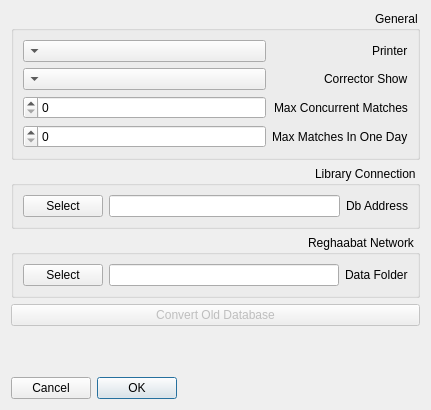
nournia/ketabkhaane, file Client/reghaabat/optionsform.ui: the form before one commit.
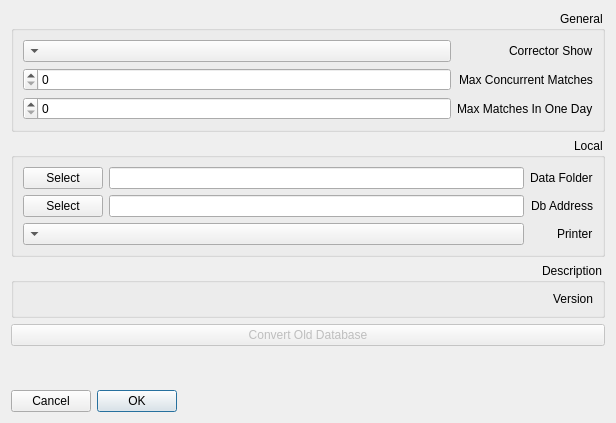
The form after the commit. Icons and pictures are not drawn.

Commit message: show application version in options

```diff
--- a/Client/reghaabat/optionsform.ui
+++ b/Client/reghaabat/optionsform.ui
@@ -6,8 +6,8 @@
    <rect>
     <x>0</x>
     <y>0</y>
-    <width>431</width>
-    <height>410</height>
+    <width>616</width>
+    <height>423</height>
    </rect>
   </property>
   <property name="layoutDirection">
@@ -24,33 +24,30 @@
        <set>Qt::AlignLeading|Qt::AlignLeft|Qt::AlignVCenter</set>
       </property>
       <item row="0" column="0">
-       <widget class="QLabel" name="label_2">
-        <property name="text">
-         <string>Printer</string>
-        </property>
-       </widget>
-      </item>
-      <item row="0" column="1">
-       <widget class="QComboBox" name="cPrinters"/>
-      </item>
-      <item row="1" column="0">
        <widget class="QLabel" name="label_4">
         <property name="text">
          <string>Corrector Show</string>
         </property>
        </widget>
       </item>
-      <item row="1" column="1">
+      <item row="0" column="1">
        <widget class="QComboBox" name="cCorrectorIdentifier"/>
       </item>
-      <item row="2" column="0">
+      <item row="1" column="0">
        <widget class="QLabel" name="label_5">
         <property name="text">
          <string>Max Concurrent Matches</string>
         </property>
        </widget>
       </item>
-      <item row="3" column="0">
+      <item row="1" column="1">
+       <widget class="QSpinBox" name="sMaxConcurrentMatches">
+        <property name="maximum">
+         <number>10</number>
+        </property>
+       </widget>
+      </item>
+      <item row="2" column="0">
        <widget class="QLabel" name="label_6">
         <property name="text">
          <string>Max Matches In One Day</string>
@@ -58,13 +55,6 @@
        </widget>
       </item>
       <item row="2" column="1">
-       <widget class="QSpinBox" name="sMaxConcurrentMatches">
-        <property name="maximum">
-         <number>10</number>
-        </property>
-       </widget>
-      </item>
-      <item row="3" column="1">
        <widget class="QSpinBox" name="sMaxMatchesInOneDay">
         <property name="maximum">
          <number>10</number>
@@ -74,52 +64,98 @@
      </layout>
     </widget>
    </item>
-   <item>
-    <widget class="QGroupBox" name="groupBox_2">
-     <property name="title">
-      <string>Library Connection</string>
-     </property>
-     <layout class="QHBoxLayout" name="horizontalLayout">
-      <item>
-       <widget class="QLabel" name="label">
-        <property name="text">
-         <string>Db Address</string>
-        </property>
-       </widget>
-      </item>
-      <item>
-       <widget class="QLineEdit" name="eLibraryAddress"/>
-      </item>
-      <item>
-       <widget class="QPushButton" name="bSelectLibraryDb">
-        <property name="text">
-         <string>Select</string>
-        </property>
-       </widget>
-      </item>
-     </layout>
-    </widget>
-   </item>
    <item>
     <widget class="QGroupBox" name="groupBox">
      <property name="title">
-      <string>Reghaabat Network</string>
+      <string>Local</string>
      </property>
-     <layout class="QHBoxLayout" name="horizontalLayout_2">
-      <item>
+     <layout class="QFormLayout" name="formLayout_2">
+      <property name="labelAlignment">
+       <set>Qt::AlignLeading|Qt::AlignLeft|Qt::AlignVCenter</set>
+      </property>
+      <item row="0" column="0">
        <widget class="QLabel" name="label_3">
         <property name="text">
          <string>Data Folder</string>
         </property>
        </widget>
       </item>
-      <item>
-       <widget class="QLineEdit" name="eDataFolder"/>
+      <item row="0" column="1">
+       <layout class="QHBoxLayout" name="horizontalLayout">
+        <item>
+         <widget class="QLineEdit" name="eDataFolder"/>
+        </item>
+        <item>
+         <widget class="QPushButton" name="bSelectDataFolder">
+          <property name="text">
+           <string>Select</string>
+          </property>
+          <property name="icon">
+           <iconset resource="reghaabat.qrc">
+            <normaloff>:/images/search.png</normaloff>:/images/search.png</iconset>
+          </property>
+         </widget>
+        </item>
+       </layout>
       </item>
-      <item>
-       <widget class="QPushButton" name="bSelectDataFolder">
+      <item row="1" column="0">
+       <widget class="QLabel" name="label">
         <property name="text">
-         <string>Select</string>
+         <string>Db Address</string>
+        </property>
+       </widget>
+      </item>
+      <item row="1" column="1">
+       <layout class="QHBoxLayout" name="horizontalLayout_2">
+        <item>
+         <widget class="QLineEdit" name="eLibraryAddress"/>
+        </item>
+        <item>
+         <widget class="QPushButton" name="bSelectLibraryDb">
+          <property name="text">
+           <string>Select</string>
+          </property>
+          <property name="icon">
+           <iconset resource="reghaabat.qrc">
+            <normaloff>:/images/search.png</normaloff>:/images/search.png</iconset>
+          </property>
+         </widget>
+        </item>
+       </layout>
+      </item>
+      <item row="2" column="0">
+       <widget class="QLabel" name="label_2">
+        <property name="text">
+         <string>Printer</string>
+        </property>
+       </widget>
+      </item>
+      <item row="2" column="1">
+       <widget class="QComboBox" name="cPrinters"/>
+      </item>
+     </layout>
+    </widget>
+   </item>
+   <item>
+    <widget class="QGroupBox" name="groupBox_2">
+     <property name="title">
+      <string>Description</string>
+     </property>
+     <layout class="QFormLayout" name="formLayout_3">
+      <property name="labelAlignment">
+       <set>Qt::AlignLeading|Qt::AlignLeft|Qt::AlignVCenter</set>
+      </property>
+      <item row="0" column="0">
+       <widget class="QLabel" name="label_7">
+        <property name="text">
+         <string>Version</string>
+        </property>
+       </widget>
+      </item>
+      <item row="0" column="1">
+       <widget class="QLabel" name="lVersion">
+        <property name="text">
+         <string/>
         </property>
        </widget>
       </item>
```
Left out of the diff: 5 changed lines with no effect on the pictures. The commit also changes 3 other files.
